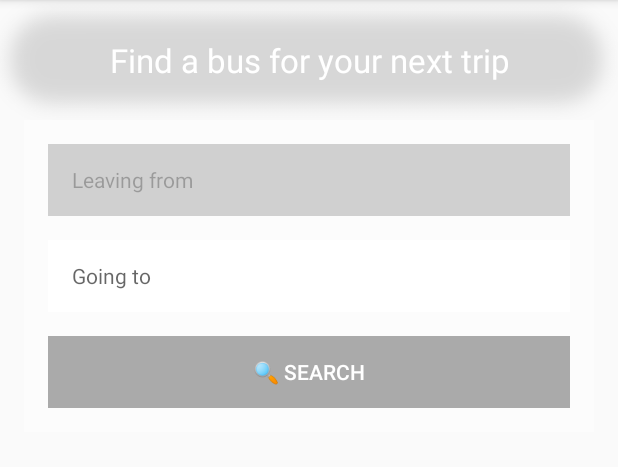
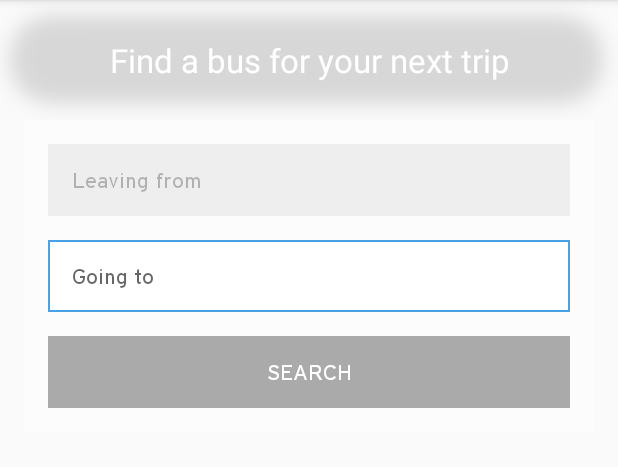
Before and after one commit to busbud/coding-challenge-native-a, an Android app: the fragment SearchFragment shown on its own in the app's theme, on a phone screen of 412 x 824 dp, the part 84-551 px from its top. Run offline under Robolectric (Android 15) with nearby library versions, the phone set to English and light mode, and no system bars; 2 statements that could not run were skipped.

Commit message:
Set font Interstate. remove spell checking on the destination field

```diff
--- a/app/src/main/java/com/njzk2/busbud/busbudchallenge/SearchFragment.java
+++ b/app/src/main/java/com/njzk2/busbud/busbudchallenge/SearchFragment.java
@@ -1,12 +1,11 @@
 package com.njzk2.busbud.busbudchallenge;
 
 import android.app.Fragment;
+import android.graphics.Typeface;
 import android.os.Bundle;
 import android.text.Editable;
 import android.text.TextWatcher;
-import android.util.Log;
 import android.view.LayoutInflater;
-import android.view.MotionEvent;
 import android.view.View;
 import android.view.ViewGroup;
 import android.widget.AdapterView;
@@ -33,15 +32,21 @@ public class SearchFragment extends Fragment {
     @Override
     public View onCreateView(LayoutInflater inflater, ViewGroup container,
                              Bundle savedInstanceState) {
+        final City origin = (City) getArguments().getSerializable("city");
+
+        Typeface interstate = Typeface.createFromAsset(getActivity().getAssets(), "fonts/Interstate.ttf");
         View rootView = inflater.inflate(R.layout.fragment_search, container, false);
         final TextView fromView = (TextView) rootView.findViewById(R.id.from_tv);
-        final City origin = (City) getArguments().getSerializable("city");
+        fromView.setTypeface(interstate);
         fromView.setText(origin.fullName);
 
         final Button search = ((Button) rootView.findViewById(R.id.search));
+        search.setTypeface(interstate);
         // Button is disabled until a valid city is selected
         search.setEnabled(false);
         final AutoCompleteTextView toView = (AutoCompleteTextView) rootView.findViewById(R.id.to_tv);
+        toView.setTypeface(interstate);
+        toView.requestFocus();
         final CityAdapter adapter = new CityAdapter(getActivity(), origin);
         toView.setAdapter(adapter);
         toView.setOnItemClickListener(new AdapterView.OnItemClickListener() {
@@ -72,13 +77,11 @@ public class SearchFragment extends Fragment {
             }
         });
         toView.setThreshold(1);
-        // Add the magnifier
-        search.setText("\uD83D\uDD0D " + getString(R.string.search));
         search.setOnClickListener(new View.OnClickListener() {
             @Override
             public void onClick(View view) {
                 if (destination != null) {
-                    // TODO call activity with selected values
+                    ((CityListener) getActivity()).selected(origin, destination);
                 }
             }
         });
--- a/app/src/main/res/layout/fragment_search.xml
+++ b/app/src/main/res/layout/fragment_search.xml
@@ -25,11 +25,11 @@
         android:paddingTop="@dimen/activity_vertical_margin">
 
         <TextView
+            android:id="@+id/from_tv"
             style="@style/ACText"
-            android:id="@+id/from_tv"
-            android:enabled="false"
             android:layout_width="match_parent"
             android:layout_height="wrap_content"
+            android:enabled="false"
             android:text="@string/from_placeholder" />
 
         <AutoCompleteTextView
@@ -37,7 +37,8 @@
             android:layout_width="match_parent"
             android:layout_height="wrap_content"
             android:layout_marginTop="@dimen/activity_horizontal_margin"
-            android:hint="@string/to_placeholder" />
+            android:hint="@string/to_placeholder"
+            android:inputType="textNoSuggestions" />
 
         <Button
             android:id="@+id/search"
--- a/app/src/main/res/values/colors.xml
+++ b/app/src/main/res/values/colors.xml
@@ -3,6 +3,6 @@
     <color name="blue">#49A1E4</color>
     <color name="blue_light">#A02089DA</color>
     <color name="white">#FFF</color>
-    <color name="light_gray">#d0d0d0</color>
+    <color name="light_gray">#eee</color>
     <!--//127CCB?-->
 </resources>
```
Also changed, not shown: app/src/main/assets/fonts/Interstate.ttf (added).
